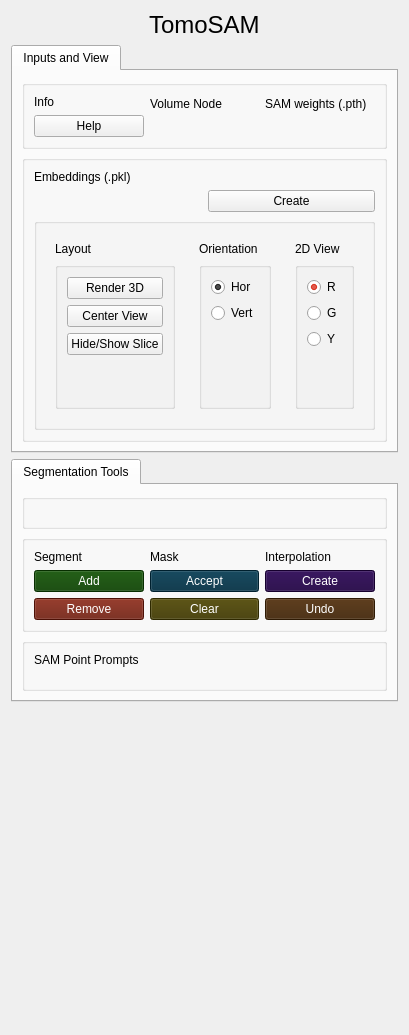
Qt form TomoSAM/Resources/UI/tomosam.ui (fedesemeraro/SlicerTomoSAM) before a commit.
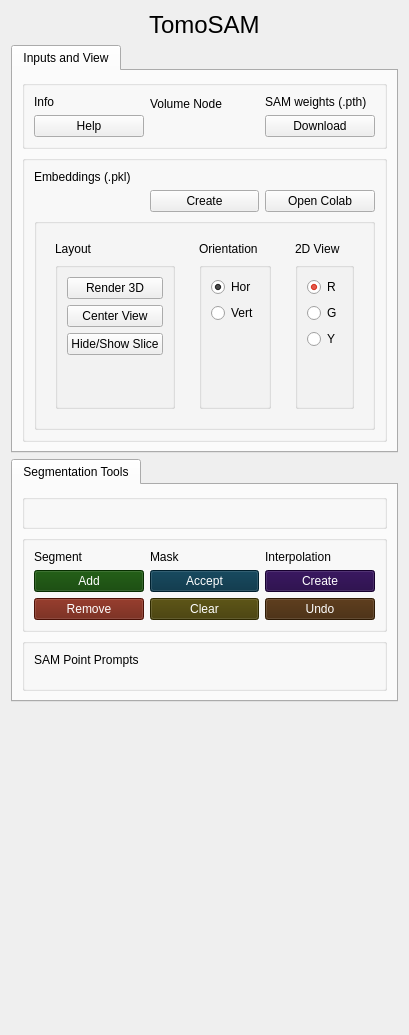
The same form after that commit. Custom widgets are drawn as their Qt base class.

Commit message: Fixed SAM weights download logic. Need to implement local create_embeddings

Patch:
```diff
--- a/TomoSAM/Resources/UI/tomosam.ui
+++ b/TomoSAM/Resources/UI/tomosam.ui
@@ -95,7 +95,11 @@
                </widget>
               </item>
               <item>
-               <widget class="ctkPathLineEdit" name="PathLineEdit_sam"/>
+               <widget class="QPushButton" name="pushSAMweights">
+                <property name="text">
+                 <string>Download</string>
+                </property>
+               </widget>
               </item>
              </layout>
             </item>
@@ -124,6 +128,13 @@
                 </property>
                </widget>
               </item>
+              <item>
+               <widget class="QPushButton" name="pushEmbeddingsColab">
+                <property name="text">
+                 <string>Open Colab</string>
+                </property>
+               </widget>
+              </item>
              </layout>
             </item>
             <item>
```
Left out of the diff: 2 changed lines with no effect on the pictures. The commit also changes 2 other files.
